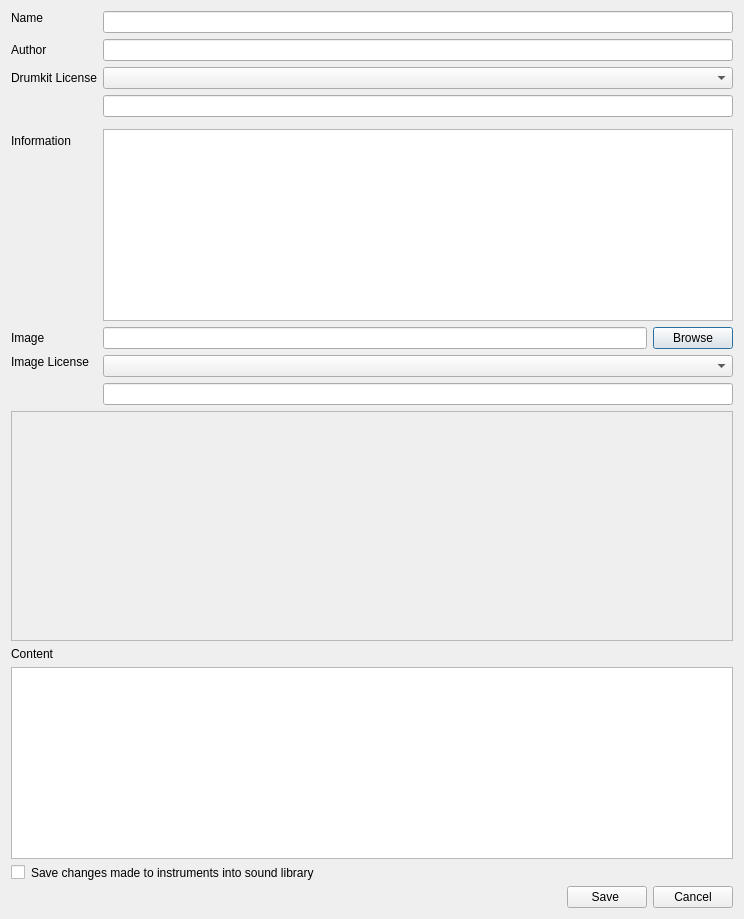
Above: src/gui/src/SoundLibrary/SoundLibraryPropertiesDialog_UI.ui from hydrogen-music/hydrogen before the change. Below: the same form after it.
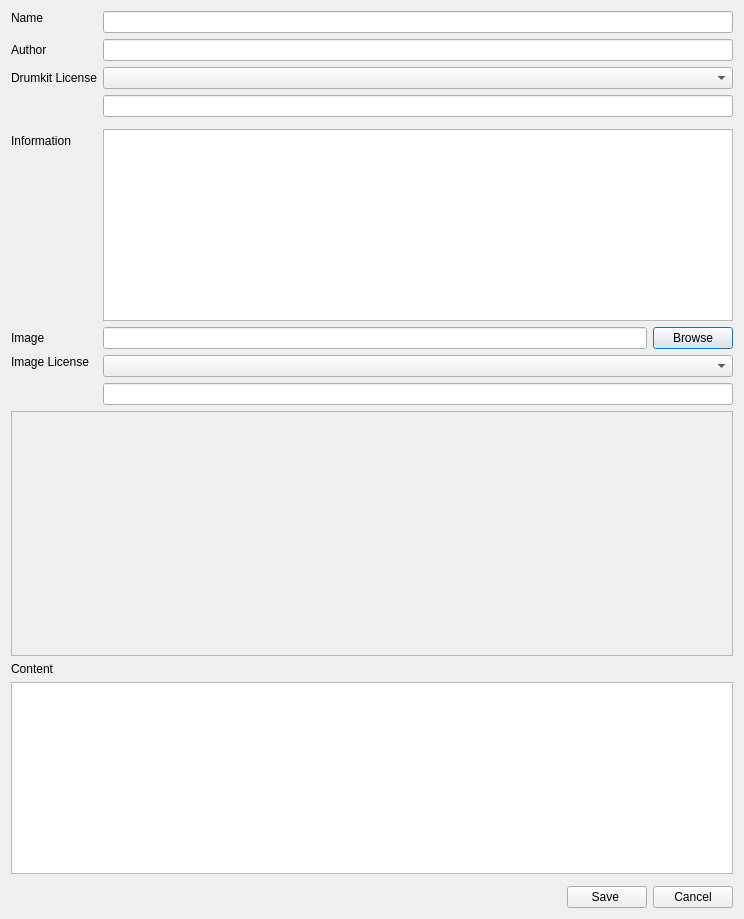
That is the form after the change. Custom widgets are drawn as their Qt base class.

Commit message:
drop SoundLibrarySaveDialog
it has been an almost exact duplicate of SoundLibraryPropertiesDialog that was slowly getting out of sync. Now, only the latter class will be used.

If opened to alter properties, the name of the drumkit can not be altered anymore. In order to create a new drumkit from an existing one by altering its name, one has to use MainForm > Drumkits > Save As instead.

```diff
--- a/src/gui/src/SoundLibrary/SoundLibraryPropertiesDialog_UI.ui
+++ b/src/gui/src/SoundLibrary/SoundLibraryPropertiesDialog_UI.ui
@@ -309,37 +309,7 @@
     <widget class="QTableWidget" name="contentTable"/>
    </item>
    <item row="19" column="0" colspan="2">
-    <layout class="QHBoxLayout" name="horizontalLayout_2" stretch="0,1">
-     <item>
-      <widget class="QCheckBox" name="saveChanges_checkBox">
-       <property name="sizePolicy">
-        <sizepolicy hsizetype="Minimum" vsizetype="Minimum">
-         <horstretch>0</horstretch>
-         <verstretch>0</verstretch>
-        </sizepolicy>
-       </property>
-       <property name="text">
-        <string/>
-       </property>
-      </widget>
-     </item>
-     <item>
-      <widget class="QLabel" name="label_7">
-       <property name="sizePolicy">
-        <sizepolicy hsizetype="Preferred" vsizetype="Minimum">
-         <horstretch>0</horstretch>
-         <verstretch>0</verstretch>
-        </sizepolicy>
-       </property>
-       <property name="text">
-        <string>Save changes made to instruments into sound library</string>
-       </property>
-       <property name="wordWrap">
-        <bool>true</bool>
-       </property>
-      </widget>
-     </item>
-    </layout>
+    <layout class="QHBoxLayout" name="horizontalLayout_2" stretch=""/>
    </item>
    <item row="20" column="0" colspan="2">
     <layout class="QHBoxLayout">
@@ -374,6 +344,20 @@
    </item>
   </layout>
  </widget>
+ <customwidgets>
+  <customwidget>
+   <class>LCDDisplay</class>
+   <extends>QLineEdit</extends>
+   <header location="global">../src/Widgets/LCDDisplay.h</header>
+   <container>1</container>
+  </customwidget>
+  <customwidget>
+   <class>LCDCombo</class>
+   <extends>QComboBox</extends>
+   <header location="global">../src/Widgets/LCDCombo.h</header>
+   <container>1</container>
+  </customwidget>
+ </customwidgets>
  <tabstops>
   <tabstop>nameTxt</tabstop>
   <tabstop>authorTxt</tabstop>
```
Left out of the diff: 14 changed lines with no effect on the pictures. The commit also changes 13 other files.
